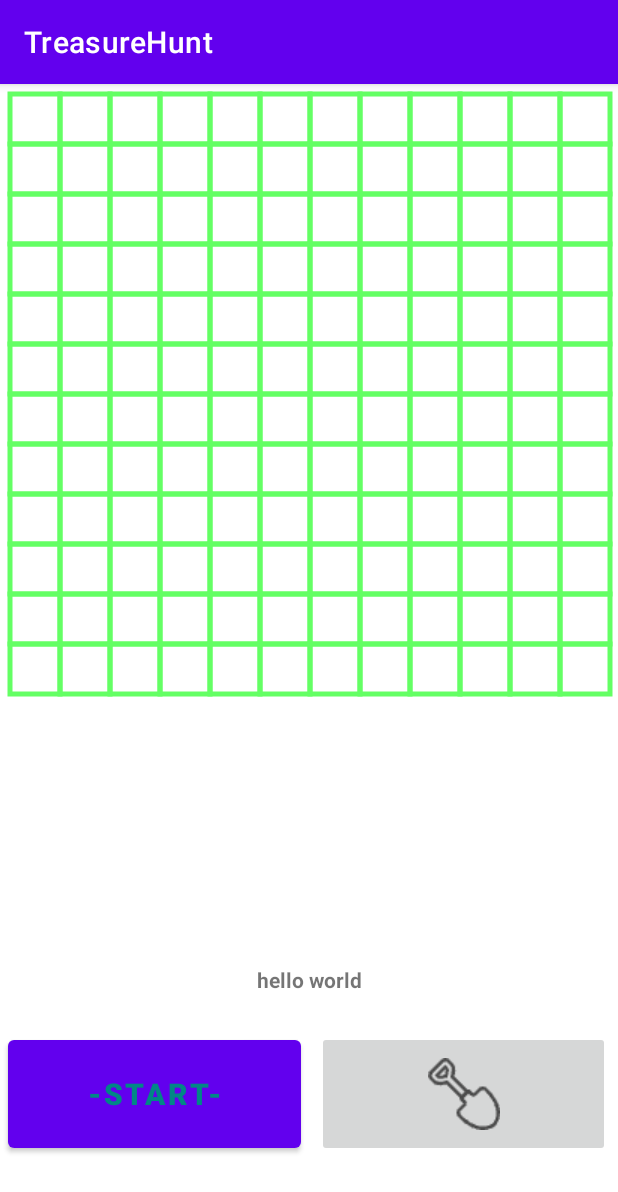
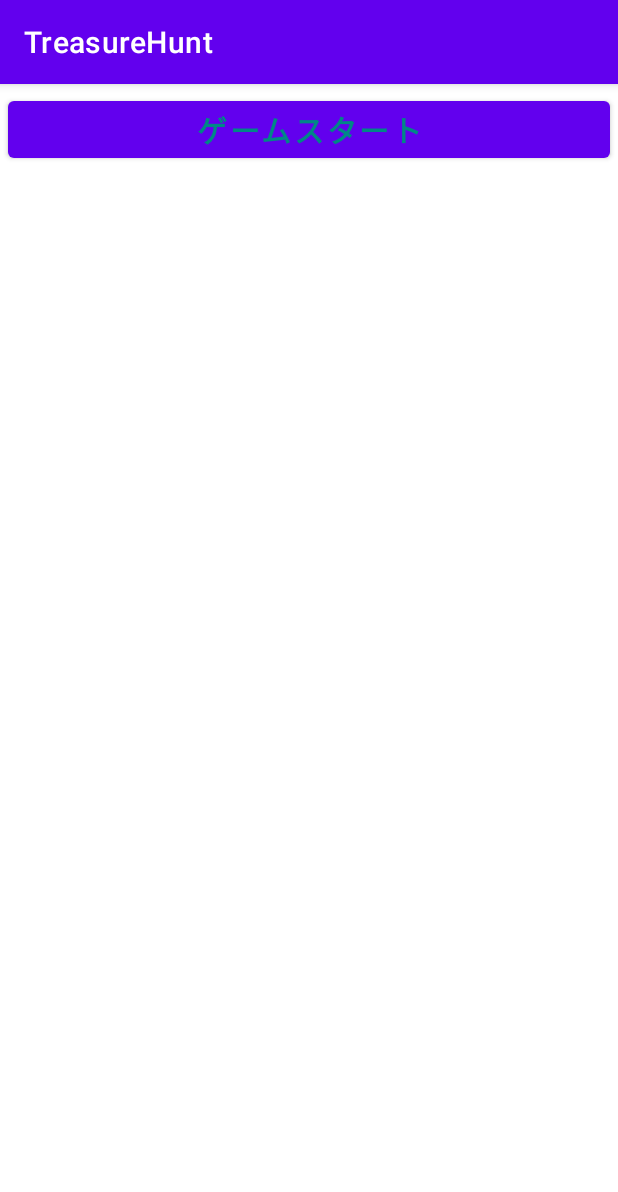
Before and after one commit to tfs-apps-one/TreasureHunt, an Android app: the screen it shows after launch (MainActivity), on a phone screen of 412 x 824 dp. Shown: the top 1192 px of the screen. Run offline under Robolectric (Android 15) with nearby library versions, the phone set to English and light mode, and no system bars.

Commit message:
サブ画面の追加

```diff
--- a/app/src/main/res/layout/activity_main.xml
+++ b/app/src/main/res/layout/activity_main.xml
@@ -6,42 +6,13 @@
     android:layout_height="match_parent"
     tools:context=".MainActivity">
 
-    <tfsapps.treasurehunt.MyMap
-        android:id="@+id/my_map"
-        android:layout_width="match_parent"
-        android:layout_height="wrap_content"
-        tools:ignore="MissingConstraints" />
-
-
-    <LinearLayout
-        android:id="@+id/linearLayout5"
-        android:layout_width="match_parent"
-        android:layout_height="200dp"
-        android:layout_marginTop="531dp"
-        android:orientation="vertical"
-        app:layout_constraintBottom_toBottomOf="@+id/my_map"
-        >
-
-        <TextView
-            android:id="@+id/text_status"
-            android:layout_width="match_parent"
-            android:layout_height="0dp"
-            android:layout_marginStart="5dp"
-            android:layout_marginTop="5dp"
-            android:layout_marginEnd="5dp"
-            android:layout_marginBottom="5dp"
-            android:layout_weight="1"
-            android:gravity="center"
-            android:text="hello world"
-            android:textStyle="bold" />
-
     <LinearLayout
         android:id="@+id/linearLayout51"
         android:layout_width="match_parent"
         android:layout_height="0dp"
-            android:layout_weight="2"
+        android:layout_weight="1"
         android:orientation="horizontal"
-            app:layout_constraintBottom_toBottomOf="@+id/my_map">
+        app:layout_constraintTop_toTopOf="parent">
 
         <Button
             android:id="@+id/btn_tips"
@@ -52,82 +23,13 @@
             android:layout_marginEnd="5dp"
             android:layout_marginBottom="5dp"
             android:layout_weight="1"
-                android:text="-START-"
+            android:text="ゲームスタート"
             android:textColor="@color/teal_700"
+            android:onClick="onGameScreen"
+            android:textSize="20dp"
             android:textStyle="bold"
-                android:textSize="20dp"
             tools:ignore="TouchTargetSizeCheck,SpeakableTextPresentCheck" />
-
-            <ImageButton
-                android:id="@+id/btn_img_alarm"
-                android:layout_width="0dp"
-                android:layout_height="match_parent"
-                android:layout_marginStart="5dp"
-                android:layout_marginTop="5dp"
-                android:layout_marginEnd="5dp"
-                android:layout_marginBottom="5dp"
-                android:layout_weight="1"
-                android:src="@drawable/start"
-                tools:ignore="SpeakableTextPresentCheck" />
 
     </LinearLayout>
 
-        <LinearLayout
-            android:id="@+id/linearLayout52"
-            android:layout_width="match_parent"
-            android:layout_height="0dp"
-            android:layout_weight="1"
-            android:orientation="horizontal"
-            app:layout_constraintBottom_toBottomOf="@+id/my_map">
-
-            <TextView
-                android:id="@+id/text_result3"
-                android:layout_width="0dp"
-                android:layout_height="match_parent"
-                android:layout_marginStart="5dp"
-                android:layout_marginTop="5dp"
-                android:layout_marginEnd="5dp"
-                android:layout_marginBottom="5dp"
-                android:layout_weight="1"
-                android:gravity="center"
-                android:text="正解率：１００％"
-                android:textColor="@color/white" />
-
-            <ProgressBar
-                android:id="@+id/progress3"
-                style="?android:attr/progressBarStyleHorizontal"
-                android:layout_width="0dp"
-                android:layout_height="match_parent"
-                android:layout_marginStart="10dp"
-                android:layout_marginTop="0dp"
-                android:layout_marginEnd="15dp"
-                android:layout_marginBottom="0dp"
-                android:layout_weight="2"
-                android:progressBackgroundTint="@color/white" />
-
-        </LinearLayout>
-
-    </LinearLayout>
-
-
-    <!--
-    <TextView
-        android:id="@+id/text_status"
-        android:layout_width="match_parent"
-        android:layout_height="30dp"
-        android:layout_below="@+id/my_map2"
-        android:layout_alignParentEnd="true"
-        android:layout_alignParentStart="true"
-        android:layout_alignParentTop="true"
-        android:layout_marginEnd="5dp"
-        android:layout_marginStart="5dp"
-        android:layout_marginTop="5dp"
-        android:gravity="center"
-        android:textSize="18dp"
-        android:textStyle="bold"
-        tools:ignore="UnknownId" />
-    -->
-
-
-
 </androidx.constraintlayout.widget.ConstraintLayout>
```
Also changed, not shown: app/src/main/java/tfsapps/treasurehunt/MainActivity.java (+15 -4 lines), app/src/main/res/layout/activity_sub.xml (added, +133 -0 lines). Lines whose indentation alone changed are shown as unchanged.
